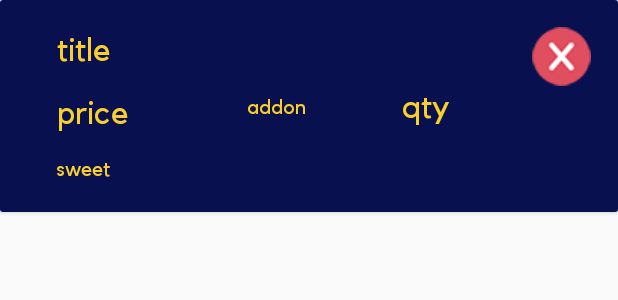
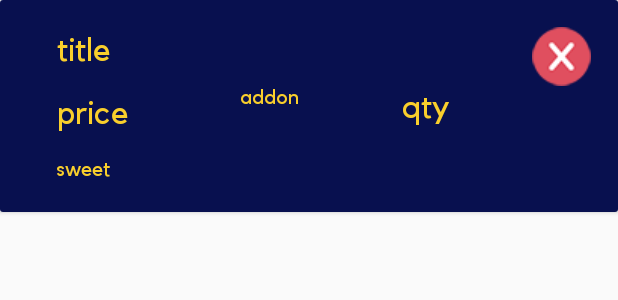
Before and after one commit to vanessa-tan0504/bobaly, an Android app: the layout cart_list.xml on its own in the app's theme, with its tools: preview values and no code run, on a phone screen of 412 x 824 dp. Shown: the top 300 px of the screen. Run offline under Robolectric (Android 15) with nearby library versions, the phone set to English and light mode, and no system bars.

Commit message:
change constraint in cart list

```diff
--- a/app/src/main/res/layout/cart_list.xml
+++ b/app/src/main/res/layout/cart_list.xml
@@ -97,20 +97,17 @@
                 android:layout_height="wrap_content"
                 android:layout_marginStart="8dp"
                 android:layout_marginLeft="8dp"
-                android:layout_marginTop="8dp"
+                android:layout_marginTop="56dp"
                 android:layout_marginEnd="8dp"
                 android:layout_marginRight="8dp"
-                android:layout_marginBottom="8dp"
                 android:fontFamily="@font/kollektif"
                 android:text="addon"
                 android:textColor="@color/bgcolor2"
                 android:textSize="14sp"
-                app:layout_constraintBottom_toBottomOf="parent"
                 app:layout_constraintEnd_toEndOf="parent"
-                app:layout_constraintHorizontal_bias="0.44"
+                app:layout_constraintHorizontal_bias="0.427"
                 app:layout_constraintStart_toStartOf="parent"
-                app:layout_constraintTop_toTopOf="parent"
-                app:layout_constraintVertical_bias="0.506" />
+                app:layout_constraintTop_toTopOf="parent" />
 
             <ImageButton
                 android:id="@+id/cart_delete"
```
